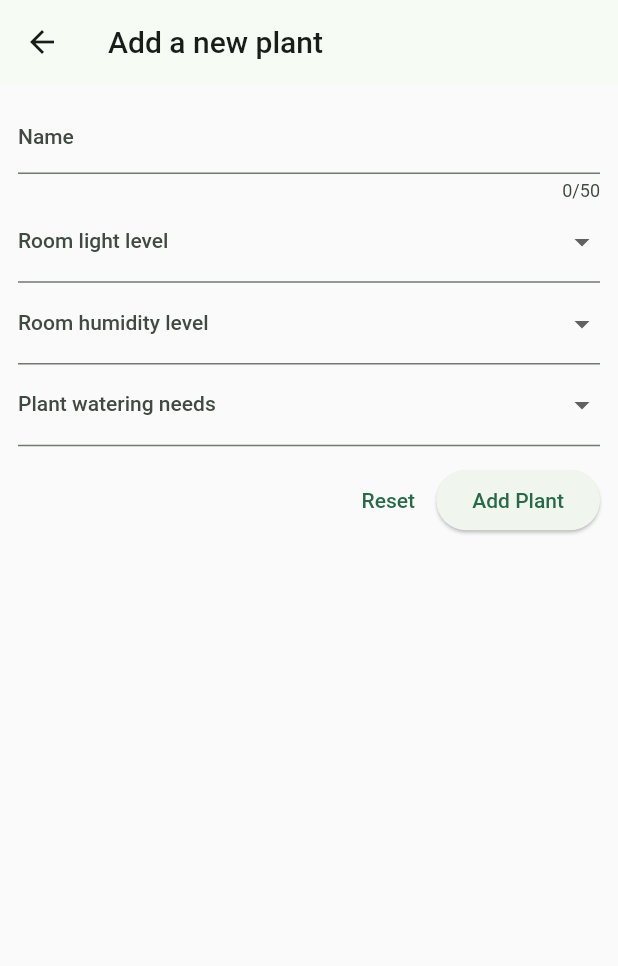
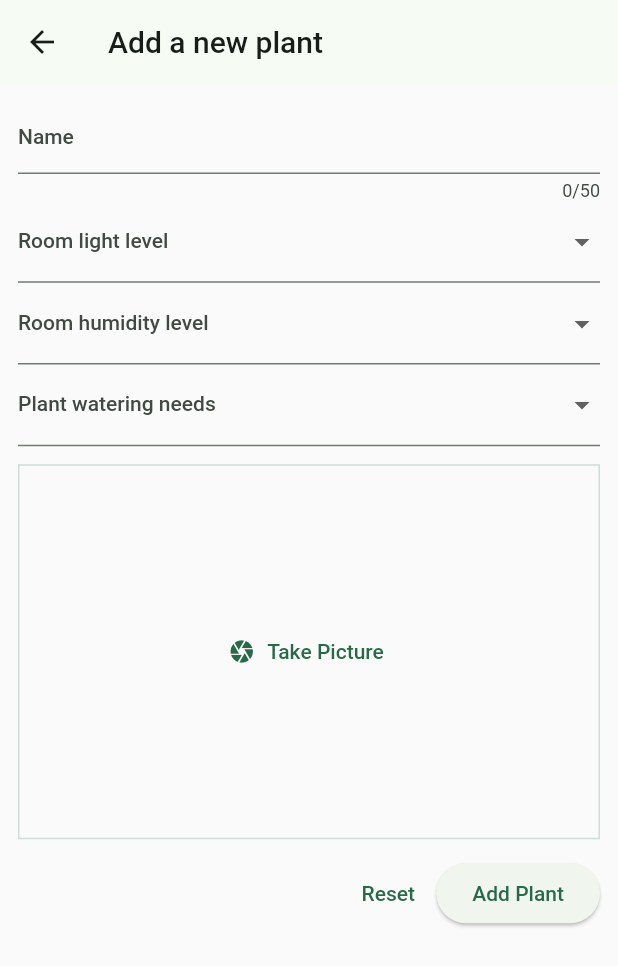
Before and after one commit to lovrodijanovic/plantae, a Flutter app: the screen it shows once a user with an empty profile is signed in, after a tap on the "add" icon, on a phone screen of 412 x 824 dp. Shown: the top 966 px of the screen. Run offline on Flutter 3.47's test engine with Material 2 defaults, Android fonts, the phone set to English and light mode, and no system bars; our stand-ins replace cloud_firestore, firebase_auth, firebase_core, firebase_storage, image_picker; accounts and stored records are empty; network calls fail.

Commit message:
Finished displaying plants in list feature and plant info display feature

```diff
--- a/lib/main.dart
+++ b/lib/main.dart
@@ -24,7 +24,7 @@ class App extends StatelessWidget {
         theme: ThemeData().copyWith(
           useMaterial3: true,
           colorScheme: ColorScheme.fromSeed(
-              seedColor: Color.fromARGB(255, 186, 240, 204)),
+              seedColor: const Color.fromARGB(255, 186, 240, 204)),
         ),
         home: StreamBuilder(
           stream: FirebaseAuth.instance.authStateChanges(),
--- a/lib/models/plant.dart
+++ b/lib/models/plant.dart
@@ -1,15 +1,18 @@
+import 'dart:io';
+
 class Plant {
-  const Plant({
-    required this.id,
-    required this.name,
-    required this.roomLightLevel,
-    required this.humidityLevel,
-    required this.plantWateringNeeds,
-  });
+  const Plant(
+      {required this.id,
+      required this.name,
+      required this.roomLightLevel,
+      required this.humidityLevel,
+      required this.plantWateringNeeds,
+      required this.image});
 
   final String id;
   final String name;
   final String roomLightLevel;
   final String humidityLevel;
   final String plantWateringNeeds;
+  final String image;
 }
--- a/lib/screens/home.dart
+++ b/lib/screens/home.dart
@@ -1,7 +1,11 @@
+import 'dart:convert';
+
 import 'package:firebase_auth/firebase_auth.dart';
 import 'package:flutter/material.dart';
 import 'package:plantae/models/plant.dart';
+import 'package:plantae/screens/plant_detail.dart';
 import 'package:plantae/widgets/new_plant.dart';
+import 'package:http/http.dart' as http;
 
 class HomeScreen extends StatefulWidget {
   const HomeScreen({super.key});
@@ -11,7 +15,55 @@ class HomeScreen extends StatefulWidget {
 }
 
 class _HomeScreenState extends State<HomeScreen> {
-  final List<Plant> _plants = [];
+  List<Plant> _plants = [];
+  var _isLoading = true;
+  String? _error;
+
+  @override
+  void initState() {
+    super.initState();
+    _loadPlants();
+  }
+
+  void _loadPlants() async {
+    final url = Uri.https(
+        'plantae-4f74f-default-rtdb.europe-west1.firebasedatabase.app',
+        'plants.json');
+
+    final response = await http.get(url);
+
+    if (response.statusCode >= 400) {
+      setState(() {
+        _error = 'Failed to fetch data. Try again later.';
+      });
+    }
+
+    if (response.body == 'null') {
+      setState(() {
+        _isLoading = false;
+      });
+      return;
+    }
+
+    final Map<String, dynamic> listData = json.decode(response.body);
+
+    final List<Plant> loadedPlants = [];
+
+    for (final plant in listData.entries) {
+      loadedPlants.add(Plant(
+          id: plant.key,
+          name: plant.value['name'],
+          roomLightLevel: plant.value['roomLightLevel'],
+          humidityLevel: plant.value['humidityLevel'],
+          plantWateringNeeds: plant.value['plantWateringNeeds'],
+          image: plant.value['image']));
+    }
+
+    setState(() {
+      _plants = loadedPlants;
+      _isLoading = false;
+    });
+  }
 
   void _addPlant() async {
     final newPlant = await Navigator.of(context)
@@ -26,15 +78,35 @@ class _HomeScreenState extends State<HomeScreen> {
     });
   }
 
-  void _removePlant(Plant plant) {
+  void _removePlant(Plant plant) async {
+    final index = _plants.indexOf(plant);
+
     setState(() {
       _plants.remove(plant);
     });
+
+    final url = Uri.https(
+        'plantae-4f74f-default-rtdb.europe-west1.firebasedatabase.app',
+        'plants/${plant.id}.json');
+
+    final response = await http.delete(url);
+
+    if (response.statusCode >= 400) {
+      setState(() {
+        _plants.insert(index, plant);
+      });
+    }
   }
 
   @override
   Widget build(BuildContext context) {
     Widget content = const Center(child: Text('No plants added yet.'));
+
+    if (_isLoading) {
+      content = const Center(
+        child: CircularProgressIndicator(),
+      );
+    }
 
     if (_plants.isNotEmpty) {
       content = ListView.builder(
@@ -45,16 +117,25 @@ class _HomeScreenState extends State<HomeScreen> {
           },
           key: ValueKey(_plants[index].id),
           child: ListTile(
+            onTap: () {
+              Navigator.of(context).push(MaterialPageRoute(
+                  builder: (ctx) => PlantDetailScreen(plant: _plants[index])));
+            },
             title: Text(_plants[index].name),
-            leading: Container(
-              width: 24,
-              height: 24,
-            ),
+            leading: CircleAvatar(
+                radius: 26,
+                backgroundImage: NetworkImage(
+                  _plants[index].image,
+                )),
             trailing: Text(
                 "Room light level: ${_plants[index].roomLightLevel}\nHumidity level: ${_plants[index].humidityLevel}\nPlant watering needs: ${_plants[index].plantWateringNeeds}"),
           ),
         ),
       );
+    }
+
+    if (_error != null) {
+      content = Center(child: Text(_error!));
     }
 
     return Scaffold(
@@ -77,6 +158,9 @@ class _HomeScreenState extends State<HomeScreen> {
                 ))
           ],
         ),
-        body: content);
+        body: Padding(
+          padding: const EdgeInsets.all(8.0),
+          child: content,
+        ));
   }
 }
--- /dev/null
+++ b/lib/widgets/image_input.dart
@@ -0,0 +1,66 @@
+import 'dart:io';
+
+import 'package:flutter/material.dart';
+import 'package:image_picker/image_picker.dart';
+
+class ImageInput extends StatefulWidget {
+  const ImageInput({super.key, required this.onPickImage});
+
+  final void Function(File image) onPickImage;
+
+  @override
+  State<StatefulWidget> createState() {
+    return _ImageInputState();
+  }
+}
+
+class _ImageInputState extends State<ImageInput> {
+  File? _selectedImage;
+
+  void _takePicture() async {
+    final imagePicker = ImagePicker();
+    final pickedImage =
+        await imagePicker.pickImage(source: ImageSource.camera, maxWidth: 600);
+
+    if (pickedImage == null) {
+      return;
+    }
+
+    setState(() {
+      _selectedImage = File(pickedImage.path);
+    });
+
+    widget.onPickImage(_selectedImage!);
+  }
+
+  @override
+  Widget build(BuildContext context) {
+    Widget content = TextButton.icon(
+      icon: const Icon(Icons.camera),
+      label: const Text('Take Picture'),
+      onPressed: _takePicture,
+    );
+
+    if (_selectedImage != null) {
+      content = GestureDetector(
+        onTap: _takePicture,
+        child: Image.file(
+          _selectedImage!,
+          fit: BoxFit.cover,
+          width: double.infinity,
+          height: double.infinity,
+        ),
+      );
+    }
+
+    return Container(
+        decoration: BoxDecoration(
+            border: Border.all(
+                width: 1,
+                color: Theme.of(context).colorScheme.primary.withOpacity(0.2))),
+        height: 250,
+        width: double.infinity,
+        alignment: Alignment.center,
+        child: content);
+  }
+}
--- a/lib/widgets/new_plant.dart
+++ b/lib/widgets/new_plant.dart
@@ -1,5 +1,12 @@
+import 'dart:convert';
+import 'dart:io';
+
+import 'package:cloud_firestore/cloud_firestore.dart';
+import 'package:firebase_storage/firebase_storage.dart';
 import 'package:flutter/material.dart';
 import 'package:plantae/models/plant.dart';
+import 'package:http/http.dart' as http;
+import 'package:plantae/widgets/image_input.dart';
 
 class NewPlant extends StatefulWidget {
   const NewPlant({super.key});
@@ -17,22 +24,73 @@ class _NewPlantState extends State<NewPlant> {
   var _roomLightLevel;
   var _humidityLevel;
   var _plantWateringNeeds;
+  var _isSending = false;
+  File? _selectedImage;
+  String imageUrl = '';
 
-  void _savePlant() {
+  void _savePlant() async {
     if (_formKey.currentState!.validate()) {
+      setState(() {
+        _isSending = true;
+      });
+
+      if (_selectedImage == null) {
+        return;
+      }
+
+      String uniqueFileName = DateTime.now().microsecondsSinceEpoch.toString();
+
+      Reference referenceRoot = FirebaseStorage.instance.ref();
+      Reference referenceDirImages = referenceRoot.child('plant-images');
+      Reference referenceImageToUpload =
+          referenceDirImages.child(uniqueFileName);
+
+      try {
+        await referenceImageToUpload.putFile(File(_selectedImage!.path));
+        imageUrl = await referenceImageToUpload.getDownloadURL();
+      } catch (error) {}
+
+      if (imageUrl.isEmpty) {
+        ScaffoldMessenger.of(context).showSnackBar(
+            const SnackBar(content: Text('Please upload an image')));
+      }
+
       _formKey.currentState!.save();
+
+      final url = Uri.https(
+          'plantae-4f74f-default-rtdb.europe-west1.firebasedatabase.app',
+          'plants.json');
+
+      final response = await http.post(url,
+          headers: {'Content-Type': 'application/json'},
+          body: json.encode({
+            'name': _enteredName,
+            'roomLightLevel': _roomLightLevel,
+            'humidityLevel': _humidityLevel,
+            'plantWateringNeeds': _plantWateringNeeds,
+            'image': imageUrl
+          }));
+
+      final Map<String, dynamic> resData = json.decode(response.body);
+
+      if (!context.mounted) {
+        return;
+      }
+
       Navigator.of(context).pop(Plant(
-          id: DateTime.now().toString(),
+          id: resData['name'],
           name: _enteredName,
           roomLightLevel: _roomLightLevel,
           humidityLevel: _humidityLevel,
-          plantWateringNeeds: _plantWateringNeeds));
+          plantWateringNeeds: _plantWateringNeeds,
+          image: imageUrl));
     }
   }
 
   @override
   Widget build(BuildContext context) {
     return Scaffold(
+      resizeToAvoidBottomInset: false,
       appBar: AppBar(title: const Text('Add a new plant')),
       body: Padding(
         padding: const EdgeInsets.all(12),
@@ -130,16 +188,33 @@ class _NewPlantState extends State<NewPlant> {
             const SizedBox(
               height: 12,
             ),
+            ImageInput(
+              onPickImage: (image) {
+                _selectedImage = image;
+              },
+            ),
+            const SizedBox(
+              height: 12,
+            ),
             Row(
               mainAxisAlignment: MainAxisAlignment.end,
               children: [
                 TextButton(
-                    onPressed: () {
-                      _formKey.currentState!.reset();
-                    },
+                    onPressed: _isSending
+                        ? null
+                        : () {
+                            _formKey.currentState!.reset();
+                          },
                     child: const Text('Reset')),
                 ElevatedButton(
-                    onPressed: _savePlant, child: const Text('Add Plant'))
+                    onPressed: _isSending ? null : _savePlant,
+                    child: _isSending
+                        ? const SizedBox(
+                            height: 16,
+                            width: 16,
+                            child: CircularProgressIndicator(),
+                          )
+                        : const Text('Add Plant'))
               ],
             )
           ]),
--- a/pubspec.yaml
+++ b/pubspec.yaml
@@ -39,6 +39,7 @@ dependencies:
   firebase_storage: ^11.2.6
   image_picker: ^1.0.2
   cloud_firestore: ^4.9.0
+  http: ^1.1.0
 
 dev_dependencies:
   flutter_test:
```
Also changed, not shown: lib/screens/plant_detail.dart (added, +31 -0 lines).
